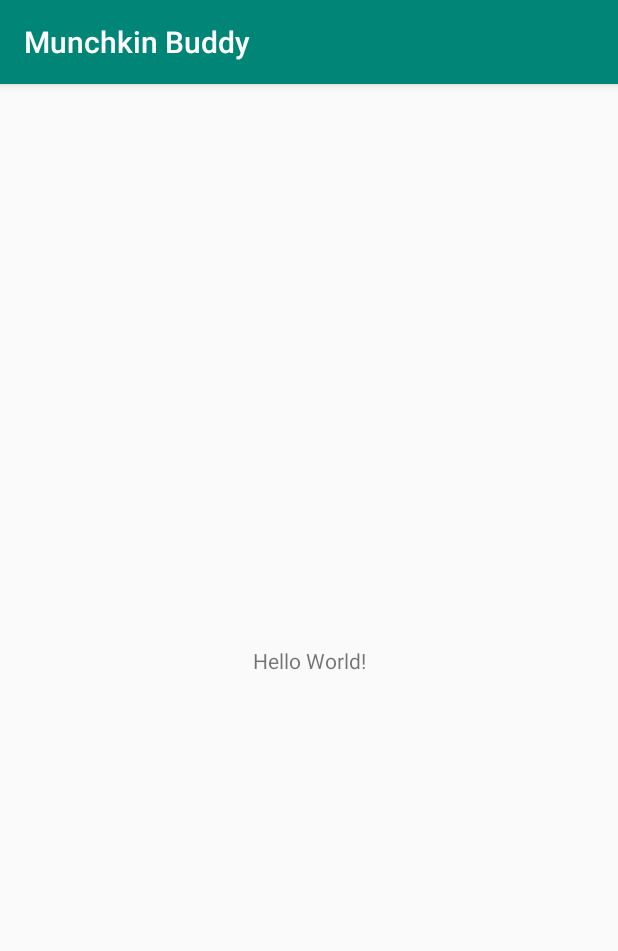
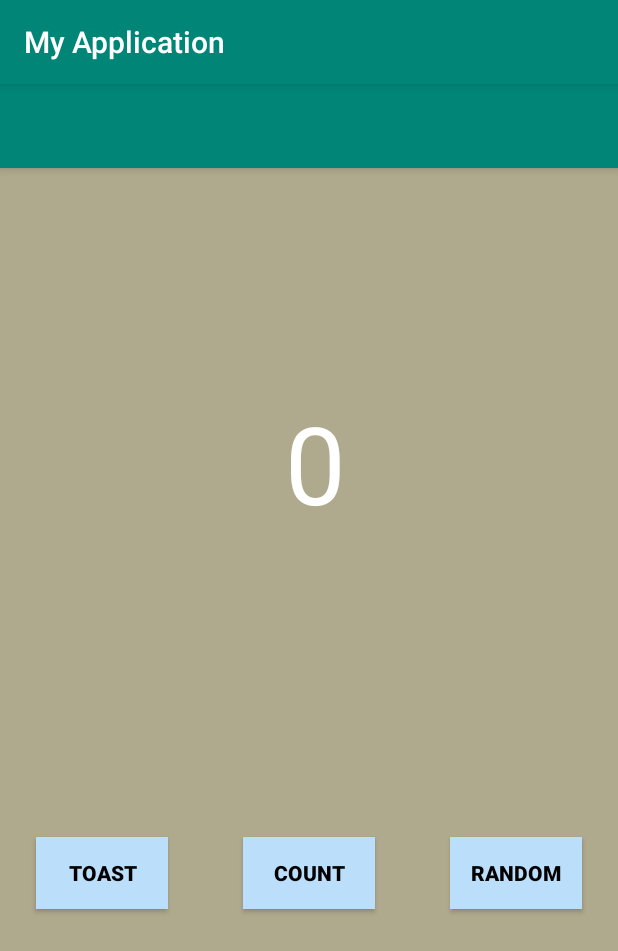
Before and after one commit to halvardssm/munchkin-buddy, an Android app: the screen it shows after launch (MainActivity), on a phone screen of 412 x 824 dp. Shown: the top 951 px of the screen. Run offline under Robolectric (Android 15) with nearby library versions, the phone set to English and light mode, and no system bars; 1 statement that could not run was skipped.

Commit message:
Included old app

```diff
--- a/app/src/main/java/com/simplyundoable/munchkinbuddy/MainActivity.kt
+++ b/app/src/main/java/com/simplyundoable/munchkinbuddy/MainActivity.kt
@@ -1,12 +1,43 @@
 package com.simplyundoable.munchkinbuddy
 
+import android.content.Intent
 import androidx.appcompat.app.AppCompatActivity
 import android.os.Bundle
+import android.view.Menu
+import android.view.MenuItem
+import android.view.View
+import android.widget.TextView
+import android.widget.Toast
+
+import kotlinx.android.synthetic.main.activity_main.*
+
 
 class MainActivity : AppCompatActivity() {
 
     override fun onCreate(savedInstanceState: Bundle?) {
         super.onCreate(savedInstanceState)
         setContentView(R.layout.activity_main)
+        setSupportActionBar(toolbar)
+    }
+
+    fun toastMe(view: View) {
+        // val myToast = Toast.makeText(this, message, duration);
+        val myToast = Toast.makeText(this, "Hello Toast!", Toast.LENGTH_SHORT)
+        myToast.show()
+    }
+
+    fun countMe(view: View) {
+        // Get the text view
+        val showCountTextView = findViewById<TextView>(R.id.textView)
+
+        // Get the value of the text view.
+        val countString = showCountTextView.text.toString()
+
+        // Convert value to a number and increment it
+        var count: Int = Integer.parseInt(countString)
+        count++
+
+        // Display the new value in the text view.
+        showCountTextView.text = count.toString()
     }
 }
--- a/app/src/main/res/layout/activity_main.xml
+++ b/app/src/main/res/layout/activity_main.xml
@@ -1,19 +1,27 @@
 <?xml version="1.0" encoding="utf-8"?>
-<androidx.constraintlayout.widget.ConstraintLayout
-        xmlns:android="http://schemas.android.com/apk/res/android"
-        xmlns:tools="http://schemas.android.com/tools"
-        xmlns:app="http://schemas.android.com/apk/res-auto"
+<androidx.coordinatorlayout.widget.CoordinatorLayout
+    xmlns:android="http://schemas.android.com/apk/res/android"
+    xmlns:app="http://schemas.android.com/apk/res-auto"
+    xmlns:tools="http://schemas.android.com/tools"
+    android:layout_width="match_parent"
+    android:layout_height="match_parent"
+    tools:context=".MainActivity" android:background="#AFA98D">
+
+    <com.google.android.material.appbar.AppBarLayout
+        android:layout_height="wrap_content"
         android:layout_width="match_parent"
-        android:layout_height="match_parent"
-        tools:context=".MainActivity">
+        android:theme="@style/AppTheme.AppBarOverlay">
 
-    <TextView
-            android:layout_width="wrap_content"
-            android:layout_height="wrap_content"
-            android:text="Hello World!"
-            app:layout_constraintBottom_toBottomOf="parent"
-            app:layout_constraintLeft_toLeftOf="parent"
-            app:layout_constraintRight_toRightOf="parent"
-            app:layout_constraintTop_toTopOf="parent"/>
+        <androidx.appcompat.widget.Toolbar
+            android:id="@+id/toolbar"
+            android:layout_width="match_parent"
+            android:layout_height="?attr/actionBarSize"
+            android:background="?attr/colorPrimary"
+            app:popupTheme="@style/AppTheme.PopupOverlay"/>
 
-</androidx.constraintlayout.widget.ConstraintLayout>
+    </com.google.android.material.appbar.AppBarLayout>
+
+    <include layout="@layout/content_main" android:layout_height="match_parent" android:layout_width="match_parent"/>
+
+
+</androidx.coordinatorlayout.widget.CoordinatorLayout>
--- /dev/null
+++ b/app/src/main/res/layout/content_main.xml
@@ -0,0 +1,61 @@
+<?xml version="1.0" encoding="utf-8"?>
+<androidx.constraintlayout.widget.ConstraintLayout
+    xmlns:android="http://schemas.android.com/apk/res/android"
+    xmlns:tools="http://schemas.android.com/tools"
+    xmlns:app="http://schemas.android.com/apk/res-auto"
+    android:layout_width="match_parent"
+    android:layout_height="match_parent"
+    app:layout_behavior="@string/appbar_scrolling_view_behavior"
+    tools:showIn="@layout/activity_main"
+    tools:context=".MainActivity">
+
+    <TextView
+        android:layout_width="306dp"
+        android:layout_height="87dp"
+        android:text="@string/munchkin"
+        app:layout_constraintTop_toTopOf="parent"
+        android:gravity="center"
+        android:id="@+id/textView"
+        android:textSize="72sp"
+        android:textColor="@android:color/white"
+        app:layout_constraintVertical_bias="0.3"
+        app:layout_constraintEnd_toEndOf="parent"
+        app:layout_constraintBottom_toBottomOf="parent" android:layout_marginStart="8dp"
+        app:layout_constraintStart_toStartOf="parent" app:layout_constraintHorizontal_bias="0.5"/>
+    <Button
+        android:text="@string/button"
+        android:onClick="toastMe"
+        android:layout_width="wrap_content"
+        android:layout_height="wrap_content" android:id="@+id/button"
+        app:layout_constraintStart_toStartOf="parent"
+        android:layout_marginStart="24dp"
+        android:textStyle="bold"
+        android:textColor="@color/buttonColor" app:layout_constraintTop_toBottomOf="@+id/textView"
+        android:layout_marginBottom="8dp" app:layout_constraintBottom_toBottomOf="parent"
+        android:background="@color/buttonBackground"/>
+
+    <Button
+        android:text="@string/button2"
+        android:onClick="countMe"
+        android:textStyle="bold"
+        android:layout_width="wrap_content"
+        android:layout_height="wrap_content" android:id="@+id/button2"
+        app:layout_constraintEnd_toStartOf="@+id/button3" android:layout_marginEnd="8dp"
+        app:layout_constraintStart_toEndOf="@+id/button" android:layout_marginStart="8dp"
+        app:layout_constraintTop_toBottomOf="@+id/textView" android:layout_marginBottom="8dp"
+        app:layout_constraintBottom_toBottomOf="parent"
+        android:background="@color/buttonBackground"
+        android:textColor="@color/buttonColor"/>
+
+    <Button
+        android:text="@string/button3"
+        android:onClick="randomMe"
+        android:textStyle="bold"
+        android:layout_width="wrap_content"
+        android:layout_height="wrap_content" android:id="@+id/button3" app:layout_constraintEnd_toEndOf="parent"
+        android:layout_marginEnd="24dp" app:layout_constraintTop_toBottomOf="@+id/textView"
+        android:layout_marginBottom="8dp" app:layout_constraintBottom_toBottomOf="parent"
+        android:background="@color/buttonBackground"
+        android:textColor="@color/buttonColor"/>
+
+</androidx.constraintlayout.widget.ConstraintLayout>
--- a/app/src/main/res/values/colors.xml
+++ b/app/src/main/res/values/colors.xml
@@ -3,4 +3,8 @@
     <color name="colorPrimary">#008577</color>
     <color name="colorPrimaryDark">#00574B</color>
     <color name="colorAccent">#D81B60</color>
+    <color name="screenBackground">#AFA98D</color>
+    <color name="buttonBackground">#BBDEFB</color>
+    <color name="buttonColor">#000000</color>
+    <color name="screenBackground2">#AFA98D</color>
 </resources>
--- /dev/null
+++ b/app/src/main/res/values/dimens.xml
@@ -0,0 +1,3 @@
+<resources>
+    <dimen name="fab_margin">16dp</dimen>
+</resources>
--- a/app/src/main/res/values/strings.xml
+++ b/app/src/main/res/values/strings.xml
@@ -1,3 +1,9 @@
 <resources>
-    <string name="app_name">Munchkin Buddy</string>
+    <string name="app_name">My Application</string>
+    <string name="action_settings">Settings</string>
+    <string name="button">Toast</string>
+    <string name="button2">Count</string>
+    <string name="button3">Random</string>
+    <string name="munchkin">0</string>
+    <string name="random_heading">Here is a random number between 0 and %1d</string>
 </resources>
--- a/app/src/main/res/values/styles.xml
+++ b/app/src/main/res/values/styles.xml
@@ -7,5 +7,11 @@
         <item name="colorPrimaryDark">@color/colorPrimaryDark</item>
         <item name="colorAccent">@color/colorAccent</item>
     </style>
+    <style name="AppTheme.NoActionBar">
+        <item name="windowActionBar">false</item>
+        <item name="windowNoTitle">true</item>
+    </style>
+    <style name="AppTheme.AppBarOverlay" parent="ThemeOverlay.AppCompat.Dark.ActionBar"/>
+    <style name="AppTheme.PopupOverlay" parent="ThemeOverlay.AppCompat.Light"/>
 
 </resources>
```
